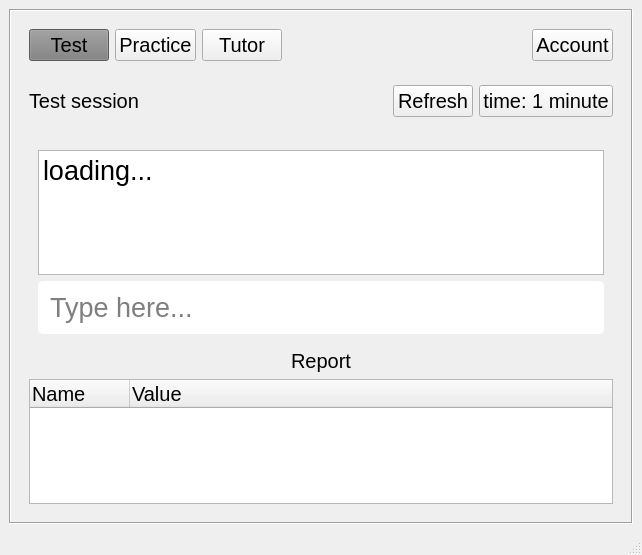
Above: ui/home.ui from Prakash5209/typing_tutor before the change. Below: the same form after it.
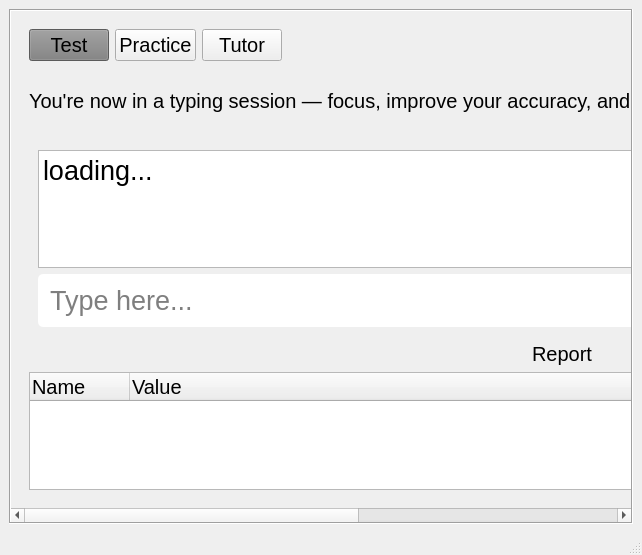
That is the form after the change.

```diff
--- a/ui/home.ui
+++ b/ui/home.ui
@@ -185,7 +185,7 @@
               <string notr="true"/>
              </property>
              <property name="text">
-              <string>Test session</string>
+              <string>You're now in a typing session — focus, improve your accuracy, and let every keystroke count.</string>
              </property>
             </widget>
            </item>
@@ -233,7 +233,7 @@
               <string notr="true"/>
              </property>
              <property name="text">
-              <string>time: 1 minute</string>
+              <string>Time: 1 minute</string>
              </property>
             </widget>
            </item>
```
